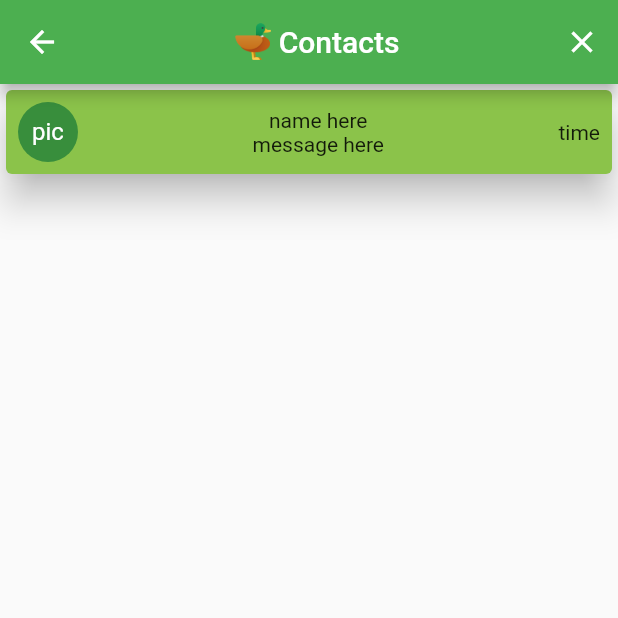
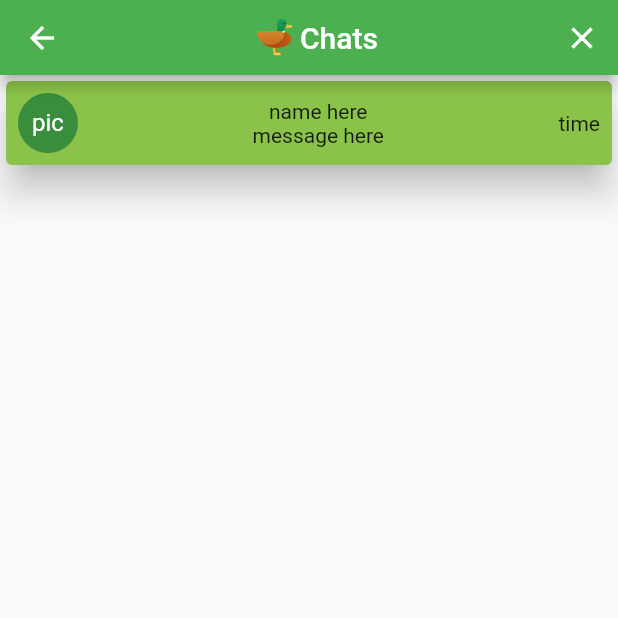
Before and after one commit to Tiikewi/chat_app_flutter, a Flutter app: the ChatListScreen screen opened by its route, on a phone screen of 412 x 824 dp, the top half of it. Run offline on Flutter 3.47's test engine with Material 2 defaults, Android fonts, the phone set to English and light mode, and no system bars; our stand-ins replace animated_text_kit, cloud_firestore, firebase_auth, firebase_core, flutter_spinkit, modal_progress_hud_nsn; accounts and stored records are empty.

Commit message:
appBars to myAppBar component

```diff
--- /dev/null
+++ b/lib/components/my_app_bar.dart
@@ -0,0 +1,43 @@
+import 'package:firebase_auth/firebase_auth.dart';
+import 'package:flutter/material.dart';
+import 'package:flutter_chat/constants.dart';
+
+class MyAppBar extends StatelessWidget with PreferredSizeWidget {
+  MyAppBar({Key? key, required this.afterLogOut, required this.title})
+      : super(key: key);
+
+  final FirebaseAuth _auth = FirebaseAuth.instance;
+  final Function afterLogOut;
+  final String title;
+
+  @override
+  Widget build(BuildContext context) {
+    return AppBar(
+      leading: null,
+      actions: <Widget>[
+        IconButton(
+            icon: const Icon(Icons.close),
+            onPressed: () async {
+              await _auth.signOut();
+              afterLogOut();
+            }),
+      ],
+      title: Row(
+        mainAxisAlignment: MainAxisAlignment.center,
+        children: [
+          const Image(
+            image: AssetImage("images/duck.png"),
+            height: 30,
+          ),
+          const SizedBox(
+            width: 2,
+          ),
+          Text(title),
+        ],
+      ),
+    );
+  }
+
+  @override
+  Size get preferredSize => const Size.fromHeight(kMyAppBarHeight);
+}
--- a/lib/constants.dart
+++ b/lib/constants.dart
@@ -58,3 +58,5 @@ const kSpinner = SpinKitWave(
   color: Colors.green,
   size: 50,
 );
+
+const kMyAppBarHeight = 50.0;
--- a/lib/screens/chat_list_screen.dart
+++ b/lib/screens/chat_list_screen.dart
@@ -1,6 +1,9 @@
 import 'package:firebase_auth/firebase_auth.dart';
 import 'package:flutter/material.dart';
+
 import 'package:flutter_chat/screens/welcome_screen.dart';
+
+import '../components/my_app_bar.dart';
 
 class ChatListScreen extends StatelessWidget {
   ChatListScreen({Key? key}) : super(key: key);
@@ -10,31 +13,10 @@ class ChatListScreen extends StatelessWidget {
   @override
   Widget build(BuildContext context) {
     return Scaffold(
-        appBar: AppBar(
-          leading: null,
-          actions: <Widget>[
-            IconButton(
-                icon: const Icon(Icons.close),
-                onPressed: () async {
-                  await _auth.signOut();
-
-                  Navigator.popUntil(context, (route) => route.isFirst);
-                  Navigator.pushReplacementNamed(context, WelcomeScreen.id);
-                }),
-          ],
-          title: Row(
-            mainAxisAlignment: MainAxisAlignment.center,
-            children: const [
-              Image(
-                image: AssetImage("images/duck.png"),
-                height: 30,
-              ),
-              SizedBox(
-                width: 2,
-              ),
-              Text('Contacts'),
-            ],
-          ),
+        appBar: MyAppBar(
+          title: "Chats",
+          afterLogOut: () =>
+              Navigator.pushReplacementNamed(context, WelcomeScreen.id),
         ),
         body: SafeArea(
           child: Column(
```
Also changed, not shown: lib/screens/chat_screen.dart (+5 -25 lines), lib/screens/registration_screen.dart (+27 -7 lines).
